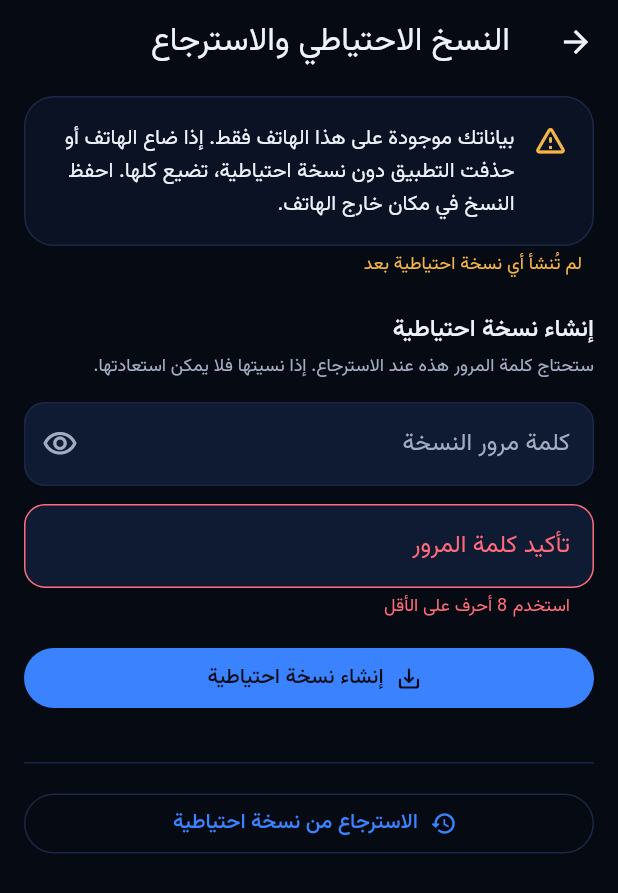
After one commit to rizgarabdulkarim1987-cyber/life-manager, a Flutter app: the BackupScreen screen opened by its route, after a tap on "إنشاء نسخة احتياطية", on a phone screen of 412 x 824 dp. The commit adds this screen. Shown: the top 893 px of the screen. Run offline on Flutter 3.47's test engine with Material 3 defaults, Android fonts, the phone set to English and light mode, and no system bars; our stand-ins replace drift, file_picker, flutter_riverpod, flutter_secure_storage, go_router, local_auth; missing offline and left inert: cryptography, sqlite3; accounts and stored records are empty; generated files the repository leaves out were written again.

Commit message:
feat(backup): export, safe restore with rollback, backup screen
Co-Authored-By: Claude Opus 5.5 <noreply@anthropic.com>

```diff
--- a/lib/app/restart_scope.dart
+++ b/lib/app/restart_scope.dart
@@ -7,6 +7,9 @@ class RestartScope extends StatefulWidget {
 
   final Future<Widget> Function() build;
   final Widget loading;
+
+  static Future<void> maybeRestart(BuildContext context) async =>
+      context.findAncestorStateOfType<_RestartScopeState>()?._restart();
 
   static Future<void> restart(BuildContext context) =>
       context.findAncestorStateOfType<_RestartScopeState>()!._restart();
--- /dev/null
+++ b/lib/features/backup/backup_screen.dart
@@ -0,0 +1,348 @@
+import 'dart:typed_data';
+
+import 'package:file_picker/file_picker.dart';
+import 'package:flutter/material.dart';
+import 'package:flutter_riverpod/flutter_riverpod.dart';
+import 'package:intl/intl.dart';
+
+import '../../app/providers.dart';
+import '../../app/restart_scope.dart';
+import '../../core/l10n/ckb_fallback_localizations.dart';
+import '../../core/logging/app_logger.dart';
+import '../../core/security/sensitive.dart';
+import '../../core/theme/tokens.dart';
+import 'backup_format.dart';
+import 'backup_payload.dart';
+import 'backup_service.dart';
+
+/// Where backups are saved to and picked from: the Android system file picker,
+/// so the owner chooses any location (Downloads, USB, a messenger...).
+abstract interface class BackupFiles {
+  Future<bool> save(String fileName, Uint8List bytes);
+  Future<Uint8List?> pick();
+}
+
+class FilePickerBackupFiles implements BackupFiles {
+  const FilePickerBackupFiles();
+
+  @override
+  Future<bool> save(String fileName, Uint8List bytes) async =>
+      await FilePicker.saveFile(fileName: fileName, bytes: bytes) != null;
+
+  @override
+  Future<Uint8List?> pick() async {
+    final files = await FilePicker.pickFiles();
+    return files.isEmpty ? null : files.first.readAsBytes();
+  }
+}
+
+/// Overridden in main() with the service bound to the open database.
+final backupServiceProvider = Provider<BackupService>(
+  (ref) => throw UnimplementedError('override backupServiceProvider'),
+);
+
+final backupFilesProvider = Provider<BackupFiles>((ref) => const FilePickerBackupFiles());
+
+enum PasswordStrength { weak, fair, strong }
+
+PasswordStrength passwordStrength(String pw) {
+  final classes = [
+    RegExp('[a-z]'),
+    RegExp('[A-Z]'),
+    RegExp(r'\d'),
+    RegExp(r'[^a-zA-Z\d]'),
+  ].where((r) => r.hasMatch(pw)).length;
+  if (pw.length < 10 || classes < 2) return PasswordStrength.weak;
+  if (pw.length >= 14 && classes >= 3) return PasswordStrength.strong;
+  return PasswordStrength.fair;
+}
+
+const kMinBackupPasswordLength = 8;
+
+class BackupScreen extends ConsumerStatefulWidget {
+  const BackupScreen({super.key});
+
+  @override
+  ConsumerState<BackupScreen> createState() => _BackupScreenState();
+}
+
+class _BackupScreenState extends ConsumerState<BackupScreen> {
+  final _pw = TextEditingController();
+  final _confirm = TextEditingController();
+  bool _obscure = true;
+  bool _busy = false;
+  bool _submitted = false;
+
+  @override
+  void initState() {
+    super.initState();
+    _pw.addListener(() => setState(() {}));
+    _confirm.addListener(() => setState(() {}));
+  }
+
+  @override
+  void dispose() {
+    _pw.dispose();
+    _confirm.dispose();
+    super.dispose();
+  }
+
+  String? _passwordError() {
+    final l10n = context.l10n;
+    if (_pw.text.length < kMinBackupPasswordLength) return l10n.passwordTooShort;
+    if (_pw.text != _confirm.text) return l10n.passwordsDontMatch;
+    return null;
+  }
+
+  String _formatDate(DateTime t) {
+    final locale = Localizations.localeOf(context).toLanguageTag();
+    return DateFormat.yMMMd(DateFormat.localeExists(locale) ? locale : 'ar').add_jm().format(t.toLocal());
+  }
+
+  void _snack(String message) => ScaffoldMessenger.of(context).showSnackBar(SnackBar(content: Text(message)));
+
+  Future<void> _create() async {
+    setState(() => _submitted = true);
+    if (_passwordError() != null) return;
+    final l10n = context.l10n;
+    setState(() => _busy = true);
+    try {
+      final bytes = await ref.read(backupServiceProvider).createBackup(Sensitive(_pw.text));
+      final saved = await ref.read(backupFilesProvider).save(backupFileName(DateTime.now()), bytes);
+      if (!mounted) return;
+      if (saved) {
+        _pw.clear();
+        _confirm.clear();
+        _submitted = false;
+        _snack(l10n.backupCreated);
+      }
+    } catch (e) {
+      AppLogger.error('backup failed', e);
+      if (mounted) _snack(l10n.restoreCorrupt);
+    } finally {
+      if (mounted) setState(() => _busy = false);
+    }
+  }
+
+  Future<void> _restore() async {
+    final l10n = context.l10n;
+    final service = ref.read(backupServiceProvider);
+    final file = await ref.read(backupFilesProvider).pick();
+    if (file == null || !mounted) return;
+
+    final BackupHeader header;
+    try {
+      header = service.inspect(file);
+    } on Exception catch (e) {
+      _snack(_errorText(e));
+      return;
+    }
+
+    final confirmed = await showDialog<bool>(
+      context: context,
+      builder: (context) => AlertDialog(
+        title: Text(l10n.restoreConfirmTitle),
+        content: Text(l10n.restoreConfirmBody(_formatDate(header.createdAtUtc), header.appVersion)),
+        actions: [
+          TextButton(onPressed: () => Navigator.pop(context, false), child: Text(l10n.cancel)),
+          FilledButton(
+            key: const ValueKey('restore-confirm'),
+            style: FilledButton.styleFrom(backgroundColor: context.tokens.danger),
+            onPressed: () => Navigator.pop(context, true),
+            child: Text(l10n.replace),
+          ),
+        ],
+      ),
+    );
+    if (confirmed != true || !mounted) return;
+
+    final password = await showDialog<String>(context: context, builder: (_) => const _PasswordDialog());
+    if (password == null || !mounted) return;
+
+    setState(() => _busy = true);
+    try {
+      await service.restore(file, Sensitive(password));
+      if (!mounted) return;
+      _snack(l10n.restoreSuccess);
+      await RestartScope.maybeRestart(context);
+    } on Exception catch (e) {
+      if (mounted) _snack(_errorText(e));
+    } finally {
+      if (mounted) setState(() => _busy = false);
+    }
+  }
+
+  String _errorText(Exception e) {
+    final l10n = context.l10n;
+    return switch (e) {
+      BackupWrongPasswordException() => l10n.restoreWrongPassword,
+      BackupTooNewException() => l10n.restoreTooNew,
+      BackupFormatException() || BackupCorruptException() => l10n.restoreCorrupt,
+      _ => l10n.restoreCorrupt,
+    };
+  }
+
+  @override
+  Widget build(BuildContext context) {
+    final l10n = context.l10n;
+    final k = context.tokens;
+    final text = Theme.of(context).textTheme;
+    final last = ref.watch(settingsProvider).value?.lastBackupAt;
+    final error = _submitted ? _passwordError() : null;
+    final strength = passwordStrength(_pw.text);
+    final strengthColor = switch (strength) {
+      PasswordStrength.weak => k.danger,
+      PasswordStrength.fair => k.warning,
+      PasswordStrength.strong => k.success,
+    };
+
+    return Scaffold(
+      appBar: AppBar(title: Text(l10n.backupRestore)),
+      body: AbsorbPointer(
+        absorbing: _busy,
+        child: ListView(
+          padding: const EdgeInsets.fromLTRB(16, 8, 16, 32),
+          children: [
+            _Panel(
+              child: Row(
+                crossAxisAlignment: CrossAxisAlignment.start,
+                children: [
+                  Icon(Icons.warning_amber_rounded, color: k.warning),
+                  const SizedBox(width: 12),
+                  Expanded(
+                    child: Text(l10n.backupWarning, style: text.bodyMedium?.copyWith(color: k.text, height: 1.6)),
+                  ),
+                ],
+              ),
+            ),
+            Padding(
+              padding: const EdgeInsetsDirectional.fromSTEB(8, 4, 8, 0),
+              child: Text(
+                last == null ? l10n.neverBackedUp : l10n.lastBackup(_formatDate(last)),
+                style: text.bodySmall?.copyWith(color: last == null ? k.warning : k.textMuted),
+              ),
+            ),
+            const SizedBox(height: 24),
+            Text(l10n.createBackup, style: text.titleMedium?.copyWith(color: k.text)),
+            const SizedBox(height: 4),
+            Text(l10n.backupPasswordHint, style: text.bodySmall?.copyWith(color: k.textMuted)),
+            const SizedBox(height: 16),
+            TextField(
+              key: const ValueKey('backup-pw'),
+              controller: _pw,
+              obscureText: _obscure,
+              enableSuggestions: false,
+              autocorrect: false,
+              decoration: InputDecoration(
+                labelText: l10n.backupPassword,
+                suffixIcon: IconButton(
+                  tooltip: l10n.backupPassword,
+                  icon: Icon(_obscure ? Icons.visibility_outlined : Icons.visibility_off_outlined),
+                  onPressed: () => setState(() => _obscure = !_obscure),
+                ),
+              ),
+            ),
+            if (_pw.text.isNotEmpty)
+              Padding(
+                padding: const EdgeInsetsDirectional.only(start: 12, top: 6),
+                child: Text(switch (strength) {
+                  PasswordStrength.weak => l10n.passwordStrengthWeak,
+                  PasswordStrength.fair => l10n.passwordStrengthFair,
+                  PasswordStrength.strong => l10n.passwordStrengthStrong,
+                }, style: text.bodySmall?.copyWith(color: strengthColor)),
+              ),
+            const SizedBox(height: 12),
+            TextField(
+              key: const ValueKey('backup-pw-confirm'),
+              controller: _confirm,
+              obscureText: _obscure,
+              enableSuggestions: false,
+              autocorrect: false,
+              decoration: InputDecoration(labelText: l10n.confirmPassword, errorText: error),
+            ),
+            const SizedBox(height: 16),
+            FilledButton.icon(
+              key: const ValueKey('create-backup'),
+              onPressed: _busy ? null : _create,
+              icon: _busy
+                  ? const SizedBox.square(dimension: 18, child: CircularProgressIndicator(strokeWidth: 2))
+                  : const Icon(Icons.save_alt_rounded),
+              label: Text(l10n.createBackup),
+            ),
+            const SizedBox(height: 32),
+            Divider(color: k.border),
+            const SizedBox(height: 16),
+            OutlinedButton.icon(
+              key: const ValueKey('restore-backup'),
+              onPressed: _busy ? null : _restore,
+              icon: const Icon(Icons.restore_rounded),
+              label: Text(l10n.restoreBackup),
+            ),
+          ],
+        ),
+      ),
+    );
+  }
+}
+
+class _PasswordDialog extends StatefulWidget {
+  const _PasswordDialog();
+
+  @override
+  State<_PasswordDialog> createState() => _PasswordDialogState();
+}
+
+class _PasswordDialogState extends State<_PasswordDialog> {
+  final _c = TextEditingController();
+
+  @override
+  void dispose() {
+    _c.dispose();
+    super.dispose();
+  }
+
+  @override
+  Widget build(BuildContext context) {
+    final l10n = context.l10n;
+    return AlertDialog(
+      title: Text(l10n.backupPassword),
+      content: TextField(
+        key: const ValueKey('restore-pw'),
+        controller: _c,
+        autofocus: true,
+        obscureText: true,
+        enableSuggestions: false,
+        autocorrect: false,
+        onSubmitted: (v) => Navigator.pop(context, v),
+      ),
+      actions: [
+        TextButton(onPressed: () => Navigator.pop(context), child: Text(l10n.cancel)),
+        FilledButton(
+          key: const ValueKey('restore-pw-ok'),
+          onPressed: () => Navigator.pop(context, _c.text),
+          child: Text(l10n.continueLabel),
+        ),
+      ],
+    );
+  }
+}
+
+class _Panel extends StatelessWidget {
+  const _Panel({required this.child});
+
+  final Widget child;
+
+  @override
+  Widget build(BuildContext context) {
+    final k = context.tokens;
+    return Container(
+      padding: const EdgeInsets.all(16),
+      decoration: BoxDecoration(
+        color: k.surface,
+        borderRadius: BorderRadius.circular(AppTokens.radiusCard),
+        border: Border.all(color: k.border),
+      ),
+      child: child,
+    );
+  }
+}
--- a/lib/l10n/app_ar.arb
+++ b/lib/l10n/app_ar.arb
@@ -79,5 +79,9 @@
   "restoreWrongPassword": "كلمة المرور خاطئة، أو الملف تالف.",
   "restoreCorrupt": "الملف تالف أو ليس نسخة احتياطية من هذا التطبيق.",
   "restoreSuccess": "تم الاسترجاع. جارٍ إعادة التشغيل…",
-  "micSoon": "الإدخال الصوتي يأتي في المرحلة 2"
+  "micSoon": "الإدخال الصوتي يأتي في المرحلة 2",
+  "passwordStrengthWeak": "ضعيفة: اجعلها أطول، أو امزج حروفاً وأرقاماً ورموزاً",
+  "passwordStrengthFair": "متوسطة",
+  "passwordStrengthStrong": "قوية",
+  "backupPasswordHint": "ستحتاج كلمة المرور هذه عند الاسترجاع. إذا نسيتها فلا يمكن استعادتها."
 }
--- a/lib/l10n/app_ckb.arb
+++ b/lib/l10n/app_ckb.arb
@@ -79,5 +79,9 @@
   "restoreWrongPassword": "وشەی نهێنی هەڵەیە، یان فایلەکە تێکچووە.",
   "restoreCorrupt": "ئەم فایلە تێکچووە یان پاشەکەوتی ئەم ئەپە نییە.",
   "restoreSuccess": "گەڕێندرایەوە. دووبارە دەستپێدەکاتەوە…",
-  "micSoon": "تۆمارکردنی دەنگی لە قۆناغی ٢ دێت"
+  "micSoon": "تۆمارکردنی دەنگی لە قۆناغی ٢ دێت",
+  "passwordStrengthWeak": "لاواز: درێژتری بکە، یان پیت و ژمارە و هێما تێکەڵ بکە",
+  "passwordStrengthFair": "مامناوەند",
+  "passwordStrengthStrong": "بەهێز",
+  "backupPasswordHint": "بۆ گەڕاندنەوە پێویستت بەم وشەی نهێنییە دەبێت. ئەگەر لەبیرت بچێت، ناگەڕێتەوە."
 }
--- a/lib/l10n/app_en.arb
+++ b/lib/l10n/app_en.arb
@@ -79,5 +79,9 @@
   "restoreWrongPassword": "Wrong password, or the file is damaged.",
   "restoreCorrupt": "This file is damaged or isn't a backup from this app.",
   "restoreSuccess": "Restored. Restarting…",
-  "micSoon": "Voice capture arrives in phase 2"
+  "micSoon": "Voice capture arrives in phase 2",
+  "passwordStrengthWeak": "Weak: make it longer, or mix letters, numbers and symbols",
+  "passwordStrengthFair": "Fair",
+  "passwordStrengthStrong": "Strong",
+  "backupPasswordHint": "You will need this password to restore. If you forget it, it cannot be recovered."
 }
--- a/lib/l10n/gen/app_localizations.dart
+++ b/lib/l10n/gen/app_localizations.dart
@@ -536,6 +536,30 @@ abstract class AppLocalizations {
   /// In en, this message translates to:
   /// **'Voice capture arrives in phase 2'**
   String get micSoon;
+
+  /// No description provided for @passwordStrengthWeak.
+  ///
+  /// In en, this message translates to:
+  /// **'Weak: make it longer, or mix letters, numbers and symbols'**
+  String get passwordStrengthWeak;
+
+  /// No description provided for @passwordStrengthFair.
+  ///
+  /// In en, this message translates to:
+  /// **'Fair'**
+  String get passwordStrengthFair;
+
+  /// No description provided for @passwordStrengthStrong.
+  ///
+  /// In en, this message translates to:
+  /// **'Strong'**
+  String get passwordStrengthStrong;
+
+  /// No description provided for @backupPasswordHint.
+  ///
+  /// In en, this message translates to:
+  /// **'You will need this password to restore. If you forget it, it cannot be recovered.'**
+  String get backupPasswordHint;
 }
 
 class _AppLocalizationsDelegate extends LocalizationsDelegate<AppLocalizations> {
--- a/lib/l10n/gen/app_localizations_ar.dart
+++ b/lib/l10n/gen/app_localizations_ar.dart
@@ -259,4 +259,16 @@ class AppLocalizationsAr extends AppLocalizations {
 
   @override
   String get micSoon => 'الإدخال الصوتي يأتي في المرحلة 2';
+
+  @override
+  String get passwordStrengthWeak => 'ضعيفة: اجعلها أطول، أو امزج حروفاً وأرقاماً ورموزاً';
+
+  @override
+  String get passwordStrengthFair => 'متوسطة';
+
+  @override
+  String get passwordStrengthStrong => 'قوية';
+
+  @override
+  String get backupPasswordHint => 'ستحتاج كلمة المرور هذه عند الاسترجاع. إذا نسيتها فلا يمكن استعادتها.';
 }
```
Also changed, not shown: lib/app/router.dart (+2 -8 lines), lib/features/backup/backup_service.dart (added, +166 -0 lines), lib/features/backup/db_snapshot.dart (added, +91 -0 lines), lib/l10n/gen/app_localizations_ckb.dart (+12 -0 lines), lib/l10n/gen/app_localizations_en.dart (+12 -0 lines), lib/main.dart (+28 -1 lines), 2 other files.
